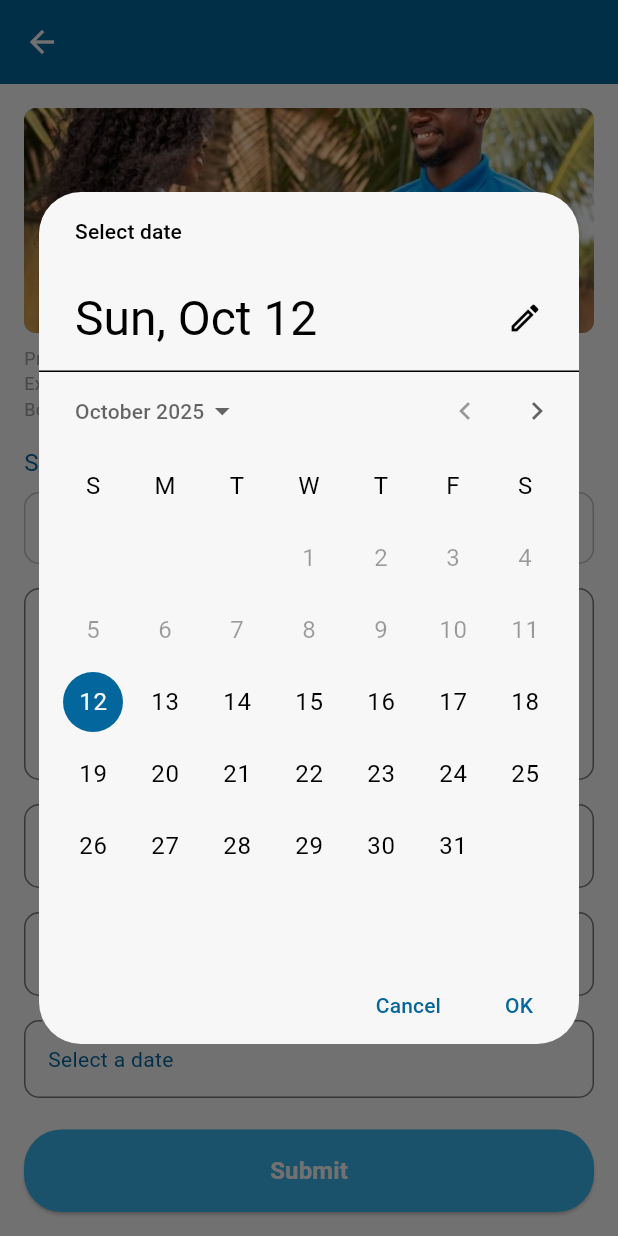
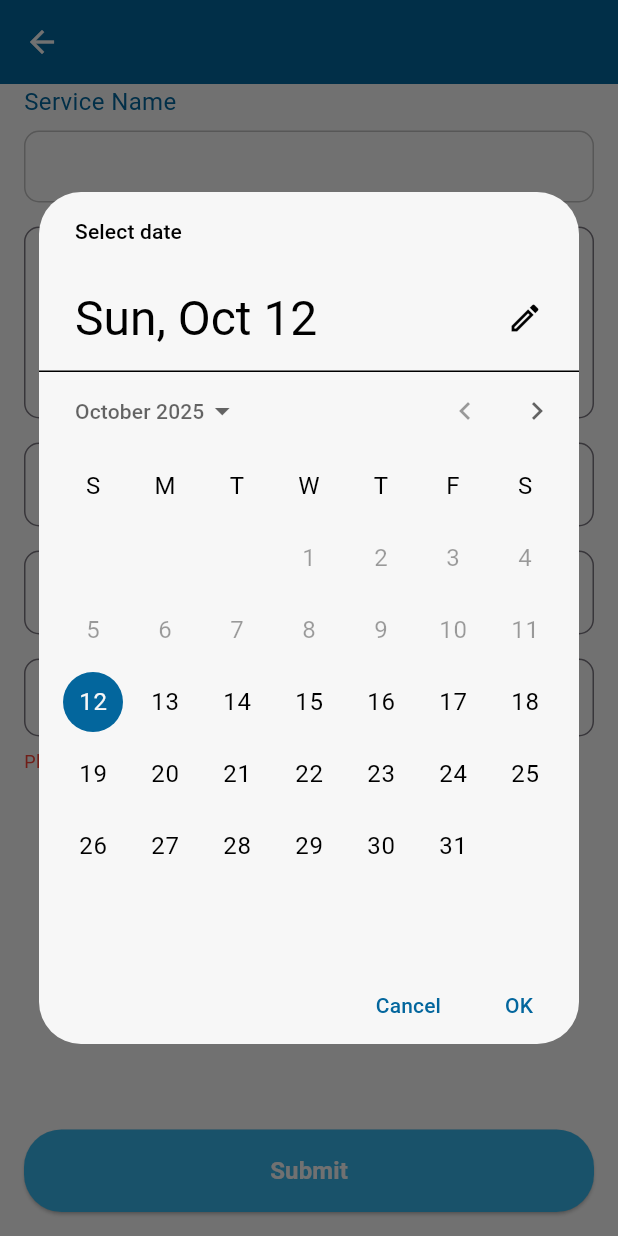
Before and after one commit to supekarsuraj/new_packers_application, a Flutter app: the ServiceFormScreen screen opened directly with empty values, after a tap on "Select a date", on a phone screen of 412 x 824 dp. Run offline on Flutter 3.47's test engine with Material 3 defaults, Android fonts, the phone set to English and light mode, and no system bars; our stand-ins replace fluttertoast, geocoding, geolocator, google_maps_flutter; Roboto replaces fonts that are missing (Poppins).

Commit message:
all-post-methods
banners

```diff
--- a/lib/views/ServiceSelectionScreen.dart
+++ b/lib/views/ServiceSelectionScreen.dart
@@ -161,7 +161,7 @@ class _ServiceSelectionScreenState extends State<ServiceSelectionScreen> {
                         borderRadius: BorderRadius.circular(8),
                         child: FadeInImage.assetNetwork(
                           placeholder: 'assets/parcelwala4.jpg',
-                          image: 'https://54kidsstreet.org/admin_assets/category_banner/${widget.categoryBannerImg}',
+                          image: 'https://54kidsstreet.org/admin_assets/category_banner_img/${widget.categoryBannerImg}',
                           fit: BoxFit.cover,
                           imageErrorBuilder: (context, error, stackTrace) {
                             return Image.asset(
--- a/lib/views/SubCategoryScreen.dart
+++ b/lib/views/SubCategoryScreen.dart
@@ -402,11 +402,13 @@ class _ServiceFormScreenState extends State<ServiceFormScreen> {
     }
   }
 
-  String _getBannerImageUrl() {
+  String? _getBannerImageUrl() {
     if (widget.categoryBannerImg != null && widget.categoryBannerImg!.isNotEmpty) {
-      return 'https://54kidsstreet.org/admin_assets/category_banner/${widget.categoryBannerImg}';
+      debugPrint("_getBannerImageUrl called with: ${widget.categoryBannerImg}");
+      return 'https://54kidsstreet.org/admin_assets/category_banner_img/${widget.categoryBannerImg}';
     }
-    return 'https://54kidsstreet.org/admin_assets/subcategories/914856cf99a820e3f21995180f0adbe8.jpg';
+    debugPrint("_getBannerImageUrl: No banner image provided");
+    return null; // Return null instead of a default URL
   }
 
   @override
@@ -419,6 +421,11 @@ class _ServiceFormScreenState extends State<ServiceFormScreen> {
 
   @override
   Widget build(BuildContext context) {
+    // Check if banner and description exist
+    bool hasBanner = widget.categoryBannerImg != null && widget.categoryBannerImg!.isNotEmpty;
+    bool hasDescription = widget.categoryDesc != null && widget.categoryDesc!.isNotEmpty;
+    bool showBannerSection = hasBanner || hasDescription;
+
     return Scaffold(
       appBar: AppBar(
         title: Text(
@@ -441,13 +448,15 @@ class _ServiceFormScreenState extends State<ServiceFormScreen> {
         color: whiteColor,
         child: Column(
           children: [
-            // Banner and Description Section
+            // Conditional Banner and Description Section
+            if (showBannerSection)
               Container(
                 padding: const EdgeInsets.all(16.0),
                 child: Column(
                   crossAxisAlignment: CrossAxisAlignment.start,
                   children: [
-                  // Banner Image
+                    // Banner Image - Only if exists
+                    if (hasBanner)
                       Container(
                         height: 150,
                         width: double.infinity,
@@ -458,25 +467,29 @@ class _ServiceFormScreenState extends State<ServiceFormScreen> {
                         child: ClipRRect(
                           borderRadius: BorderRadius.circular(8),
                           child: FadeInImage.assetNetwork(
-                        placeholder: 'assets/parcelwala4.jpg',
-                        image: _getBannerImageUrl(),
+                            placeholder: 'assets/parcelwala4.jpg', // Fallback for loading
+                            image: _getBannerImageUrl()!, // Non-null assertion since hasBanner ensures a valid URL
                             fit: BoxFit.cover,
                             imageErrorBuilder: (context, error, stackTrace) {
-                          return Image.asset(
-                            'assets/parcelwala4.jpg',
-                            fit: BoxFit.cover,
+                              debugPrint("Image loading error: $error");
+                              return Container(
+                                color: lightBlue,
+                                child: const Center(
+                                  child: Text(
+                                    'Image not available',
+                                    style: TextStyle(color: darkBlue),
+                                  ),
+                                ),
                               );
                             },
                           ),
                         ),
                       ),
-                  const SizedBox(height: 8),
-                  // Description
+                    if (hasBanner && hasDescription) const SizedBox(height: 8),
+                    // Description - Only if exists
+                    if (hasDescription)
                       Text(
-                    widget.categoryDesc ??
-                        'Professional ${widget.subCategoryName} service at your doorstep.\n'
-                            'Experienced technicians with quality service guarantee.\n'
-                            'Book your service now and get instant confirmation.',
+                        widget.categoryDesc!,
                         style: const TextStyle(
                           fontFamily: 'Poppins',
                           fontSize: 12,
--- a/lib/views/TransportationFormScreen.dart
+++ b/lib/views/TransportationFormScreen.dart
@@ -294,7 +294,7 @@ class _TransportationFormScreenState extends State<TransportationFormScreen> {
                           borderRadius: BorderRadius.circular(8),
                           child: FadeInImage.assetNetwork(
                             placeholder: 'assets/parcelwala4.jpg',
-                            image: 'https://54kidsstreet.org/admin_assets/category_banner/${widget.categoryBannerImg}',
+                            image: 'https://54kidsstreet.org/admin_assets/category_banner_img/${widget.categoryBannerImg}',
                             fit: BoxFit.cover,
                             imageErrorBuilder: (context, error, stackTrace) {
                               return Image.asset(
```
Lines whose indentation alone changed are shown as unchanged.
